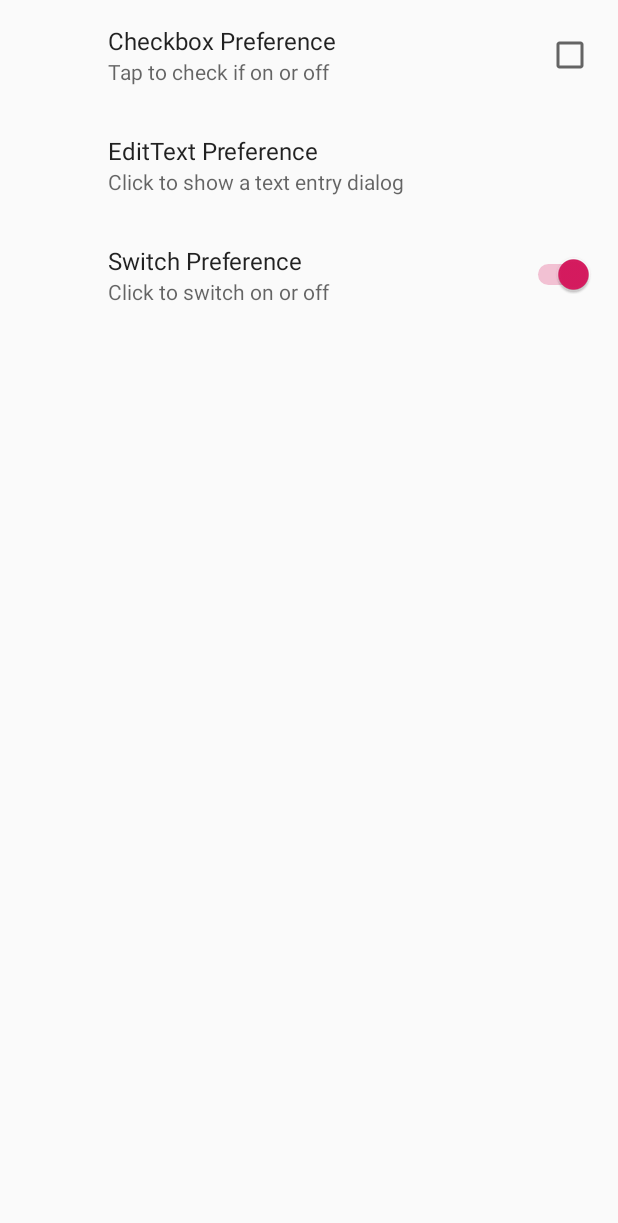
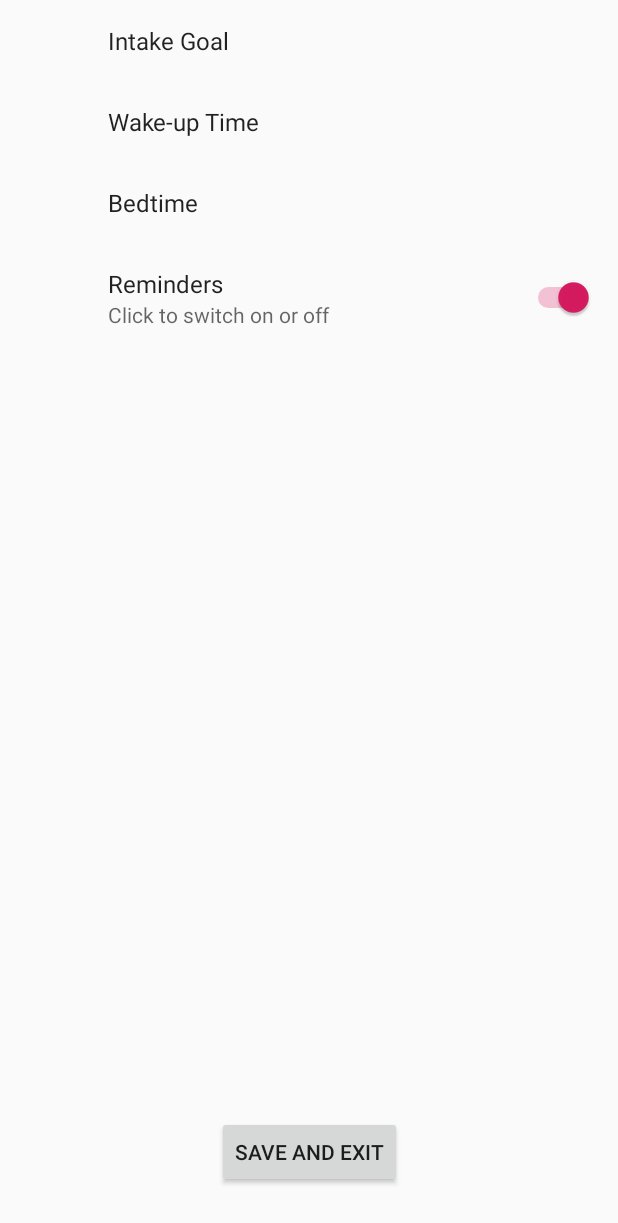
Before and after one commit to emmandibble/HiDr8, an Android app: the Settings screen opened directly, with no data from a screen before it, on a phone screen of 412 x 824 dp. Shown: the top 1223 px of the screen. Run offline under Robolectric (Android 15) with nearby library versions, the phone set to English and light mode, and no system bars; our stand-ins replace androidx.preference.

Commit message:
Add button and update preferences screen

```diff
--- a/app/src/main/java/com/example/hidr8/Settings.java
+++ b/app/src/main/java/com/example/hidr8/Settings.java
@@ -2,7 +2,9 @@ package com.example.hidr8;
 
 import androidx.appcompat.app.AppCompatActivity;
 
+import android.content.Intent;
 import android.os.Bundle;
+import android.view.View;
 
 public class Settings extends AppCompatActivity {
 
@@ -16,4 +18,8 @@ public class Settings extends AppCompatActivity {
                 .commit();
 
     }
+
+    public void saveExitOnClick(View view) {
+        startActivity(new Intent(Settings.this, MainActivity.class));
+    }
 }
--- a/app/src/main/res/layout/activity_settings.xml
+++ b/app/src/main/res/layout/activity_settings.xml
@@ -1,8 +1,30 @@
 <?xml version="1.0" encoding="utf-8"?>
-<fragment
-    xmlns:android="http://schemas.android.com/apk/res/android"
-    android:id="@+id/settings_container"
-    android:name="com.example.hidr8.SettingsFragment"
+<androidx.constraintlayout.widget.ConstraintLayout xmlns:android="http://schemas.android.com/apk/res/android"
+    xmlns:app="http://schemas.android.com/apk/res-auto"
+    xmlns:tools="http://schemas.android.com/tools"
     android:layout_width="match_parent"
     android:layout_height="match_parent"
-    />
+    tools:context=".WeeklyReport">
+
+    <fragment
+        android:id="@+id/settings_container"
+        android:name="com.example.hidr8.SettingsFragment"
+        android:layout_width="match_parent"
+        android:layout_height="match_parent"
+        app:layout_constraintEnd_toEndOf="parent"
+        app:layout_constraintStart_toStartOf="parent"
+        app:layout_constraintTop_toTopOf="parent" />
+
+    <Button
+        android:id="@+id/save_exit_button"
+        android:layout_width="wrap_content"
+        android:layout_height="wrap_content"
+        android:layout_marginBottom="32dp"
+        android:text="@string/save_and_exit"
+        app:layout_constraintBottom_toBottomOf="parent"
+        app:layout_constraintEnd_toEndOf="parent"
+        app:layout_constraintStart_toStartOf="parent"
+        android:onClick="saveExitOnClick"/>
+
+
+</androidx.constraintlayout.widget.ConstraintLayout>
--- a/app/src/main/res/values/strings.xml
+++ b/app/src/main/res/values/strings.xml
@@ -23,7 +23,6 @@
         <item>Change Daily Goal</item>
         <item>Back to Water Tracker</item>
     </string-array>
-
-    <!-- TODO: Remove or change this placeholder text -->
-    <string name="hello_blank_fragment">Hello blank fragment</string>
+    <string name="settings_fragment">Settings Fragment</string>
+    <string name="save_and_exit">Save and Exit</string>
 </resources>
--- a/app/src/main/res/xml/preferences.xml
+++ b/app/src/main/res/xml/preferences.xml
@@ -3,27 +3,23 @@
     android:id="@+id/preference"
     android:layout_width="match_parent"
     android:layout_height="match_parent">
-    <CheckBoxPreference
-        android:key="checkbox"
-        android:summary="Tap to check if on or off"
-        android:title="Checkbox Preference" />
+
     <EditTextPreference
-        android:dialogTitle="Enter a text"
-        android:key="text"
-        android:summary="Click to show a text entry dialog"
-        android:title="EditText Preference" />
-    <!--
-    <ListPreference
-        android:dialogTitle="Select duration"
-        android:entries="@array/settings_list_preference_titles"
-        android:entryValues="@array/settings_list_preference_values"
-        android:key="list"
-        android:summary="Click to show a list to choose from"
-        android:title="List Preference" />
-        -->
+        android:dialogTitle="Enter an amount in fl oz"
+        android:key="goal"
+        android:title="Intake Goal" />
+    <EditTextPreference
+        android:dialogTitle="Enter a wakeup time in military time (0-23)"
+        android:key="wake_up_time"
+        android:title="Wake-up Time" />
+    <EditTextPreference
+        android:dialogTitle="Enter a bedtime in military time (0-23)"
+        android:key="bedtime"
+        android:title="Bedtime" />
     <SwitchPreference
         android:key="switch"
-        android:title="Switch Preference"
+        android:title="Reminders"
         android:summary="Click to switch on or off"
         android:defaultValue="true"/>
+
 </androidx.preference.PreferenceScreen>
```
